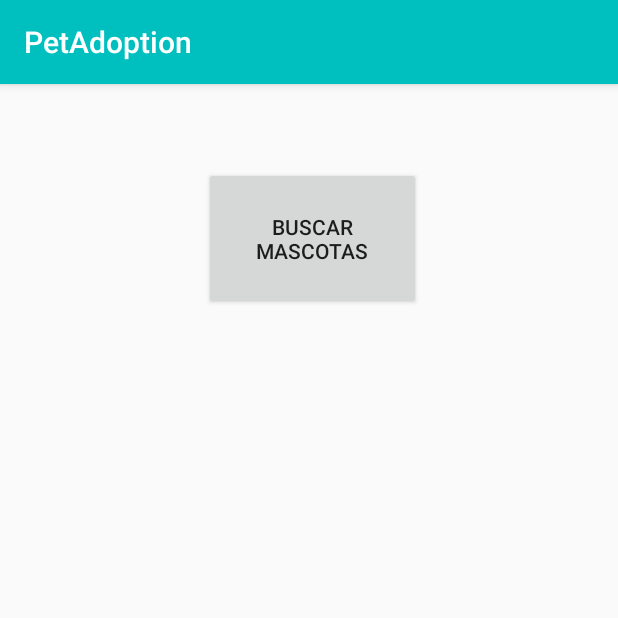
After one commit to hexante/PetAdoption, an Android app: the fragment FragMenuUsuario shown on its own in the app's theme, on a phone screen of 412 x 824 dp, the top half of it. The commit adds this screen. Run offline under Robolectric (Android 15) with nearby library versions, the phone set to English and light mode, and no system bars.

Commit message:
Modificaciones Abri/28/19 19:27

```diff
--- a/app/build.gradle
+++ b/app/build.gradle
@@ -38,6 +38,8 @@
     implementation 'com.android.support:design:28.0.0'
     implementation 'com.android.support:support-v4:28.0.0'
     implementation 'android.arch.lifecycle:extensions:1.1.1'
+    implementation 'com.android.support:cardview-v7:28.0.0'
+    implementation 'com.android.support:recyclerview-v7:28.0.0'
     testImplementation 'junit:junit:4.12'
     androidTestImplementation 'com.android.support.test:runner:1.0.2'
     androidTestImplementation 'com.android.support.test.espresso:espresso-core:3.0.2'
--- /dev/null
+++ b/app/src/main/java/com/example/petadoption/AccoutActivity/Fragmentos/FragMenuUsuario.java
@@ -0,0 +1,54 @@
+package com.example.petadoption.AccoutActivity.Fragmentos;
+
+
+import android.os.Bundle;
+import android.support.v4.app.Fragment;
+import android.support.v4.app.FragmentManager;
+import android.view.LayoutInflater;
+import android.view.View;
+import android.view.ViewGroup;
+import android.widget.Button;
+
+import com.example.petadoption.R;
+
+/**
+ * A simple {@link Fragment} subclass.
+ */
+public class FragMenuUsuario extends Fragment {
+
+    private Button Consultar;
+
+
+    public FragMenuUsuario() {
+        // Required empty public constructor
+    }
+
+
+    @Override
+    public View onCreateView(LayoutInflater inflater, ViewGroup container,
+                             Bundle savedInstanceState) {
+        // Inflate the layout for this fragment
+        View view = inflater.inflate(R.layout.fragment_frag_menu_usuario, container, false);
+
+        Consultar = (Button) view.findViewById(R.id.btnConsultarMascotas);
+
+        Consultar.setOnClickListener(new View.OnClickListener() {
+            @Override
+            public void onClick(View v) {
+                CargarFragmentos(new FragConsultaMascotaUsuario());
+            }
+        });
+
+
+
+        return view;
+    }
+
+    private void CargarFragmentos(Fragment fragmento) {
+
+        FragmentManager manager = getFragmentManager();
+
+        manager.beginTransaction().replace(R.id.contenedorFragmentoUsuario, fragmento).commit();
+    }
+
+}
--- a/app/src/main/java/com/example/petadoption/AccoutActivity/InterfazPrincipalUsuarios.java
+++ b/app/src/main/java/com/example/petadoption/AccoutActivity/InterfazPrincipalUsuarios.java
@@ -6,6 +6,7 @@
 import android.os.Bundle;
 import android.support.annotation.NonNull;
 
+import android.support.v4.app.FragmentManager;
 import android.util.Log;
 import android.view.View;
 import android.support.design.widget.NavigationView;
@@ -21,6 +22,7 @@
 import android.widget.Toast;
 
 import com.bumptech.glide.Glide;
+import com.example.petadoption.AccoutActivity.Fragmentos.FragMenuFundacion;
 import com.example.petadoption.R;
 import com.example.petadoption.UsuariosApp;
 import com.google.android.gms.tasks.OnFailureListener;
@@ -132,7 +134,8 @@
 
 
 
-
+        FragmentManager fragmentManager = getSupportFragmentManager();
+        fragmentManager.beginTransaction().replace(R.id.contenedorFragmento,new FragMenuFundacion()).commit();
 
 
         DrawerLayout drawer = (DrawerLayout) findViewById(R.id.drawer_layout);
--- a/app/src/main/res/layout/app_bar_interfaz_principal_usuarios.xml
+++ b/app/src/main/res/layout/app_bar_interfaz_principal_usuarios.xml
@@ -26,10 +26,10 @@
         </android.support.design.widget.AppBarLayout>
 
         <RelativeLayout
+            android:id="@+id/contenedorFragmentoUsuario"
             android:layout_width="match_parent"
             android:layout_height="match_parent"
-            android:id="@+id/contenedorFragmento"
-            android:layout_below="@+id/ToolbarView"/>
+            android:layout_below="@+id/ToolbarView" />
 
 
     </RelativeLayout>
--- /dev/null
+++ b/app/src/main/res/layout/fragment_frag_menu_usuario.xml
@@ -0,0 +1,32 @@
+<?xml version="1.0" encoding="utf-8"?>
+<FrameLayout xmlns:android="http://schemas.android.com/apk/res/android"
+    xmlns:tools="http://schemas.android.com/tools"
+    android:layout_width="match_parent"
+    android:layout_height="match_parent"
+    tools:context=".AccoutActivity.Fragmentos.FragMenuUsuario">
+
+    <!-- TODO: Update blank fragment layout -->
+    <RelativeLayout
+        android:layout_width="match_parent"
+        android:layout_height="match_parent">
+
+
+        <Button
+            android:id="@+id/btnConsultarMascotas"
+            android:layout_width="wrap_content"
+            android:layout_height="59dp"
+            android:layout_alignParentStart="true"
+            android:layout_alignParentLeft="true"
+            android:layout_alignParentTop="true"
+            android:layout_alignParentEnd="true"
+            android:layout_alignParentRight="true"
+            android:layout_alignParentBottom="true"
+            android:layout_marginStart="136dp"
+            android:layout_marginLeft="136dp"
+            android:layout_marginTop="55dp"
+            android:layout_marginEnd="131dp"
+            android:layout_marginRight="131dp"
+            android:layout_marginBottom="617dp"
+            android:text="Buscar Mascotas" />
+    </RelativeLayout>
+</FrameLayout>
```
Also changed, not shown: app/src/main/java/com/example/petadoption/AccoutActivity/Fragmentos/FragConsultaMascotaUsuario.java (added, +30 -0 lines), app/src/main/res/layout/fragment_frag_consulta_mascota_usuario.xml (added, +42 -0 lines), app/src/main/res/layout/lista_de_mascotas.xml (added, +7 -0 lines).
